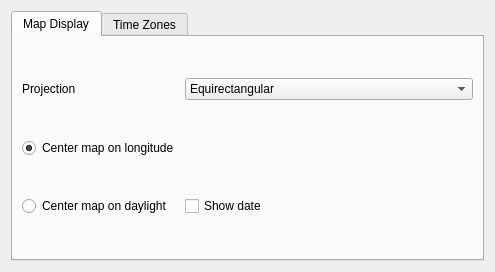
First picture: the form in src/plasmoid/worldclockConfig.ui, repository KDE/marble, before the edit.
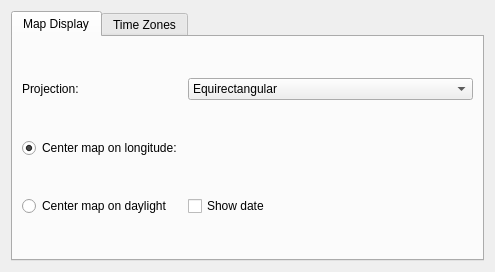
Second picture: the form after the edit. Icons and pictures are not drawn. Custom widgets are drawn as their Qt base class.

```diff
--- a/src/plasmoid/worldclockConfig.ui
+++ b/src/plasmoid/worldclockConfig.ui
@@ -59,7 +59,7 @@
           </sizepolicy>
          </property>
          <property name="text" >
-          <string>Projection</string>
+          <string>Projection:</string>
          </property>
         </widget>
        </item>
@@ -94,7 +94,7 @@
           </sizepolicy>
          </property>
          <property name="text" >
-          <string>Center map on longitude</string>
+          <string>Center map on longitude:</string>
          </property>
          <property name="checked" >
           <bool>true</bool>
```
